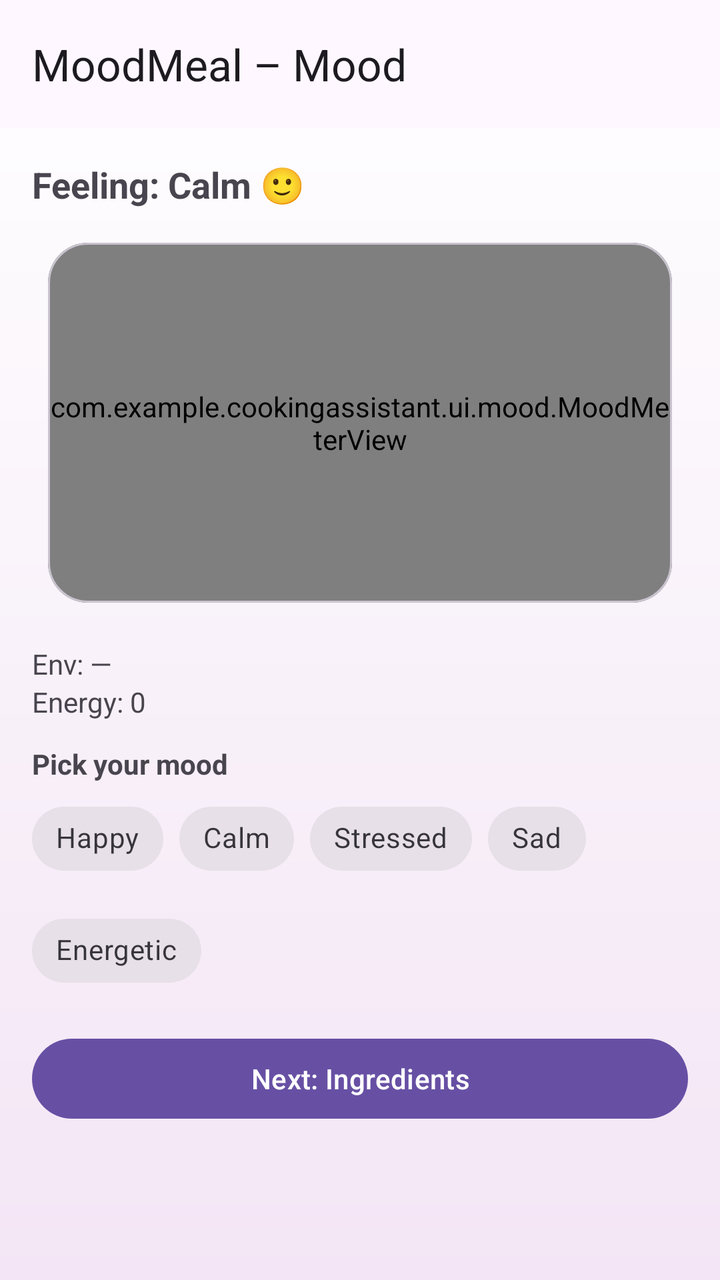
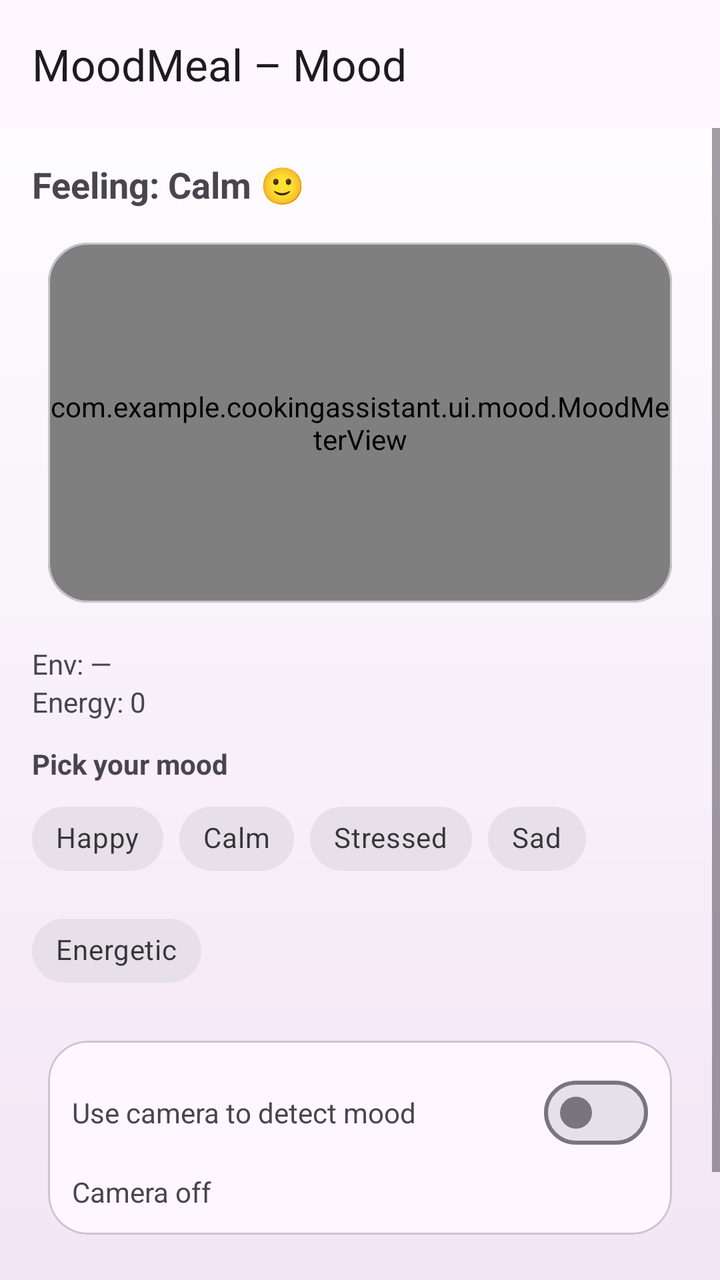

The first picture is an Android layout as it rendered before a commit; the second is the same layout after the commit. The layout source and the unified diff follow.
<!-- AndroidManifest.xml: application theme Theme.CAPro -->
<!-- res/layout/activity_mood_capture.xml -->
<?xml version="1.0" encoding="utf-8"?>
<androidx.coordinatorlayout.widget.CoordinatorLayout
    xmlns:android="http://schemas.android.com/apk/res/android"
    xmlns:app="http://schemas.android.com/apk/res-auto"
    android:layout_width="match_parent"
    android:layout_height="match_parent"
    android:background="@drawable/bg_mood_gradient">

    <com.google.android.material.appbar.MaterialToolbar
        android:id="@+id/toolbar"
        android:layout_width="match_parent"
        android:layout_height="?attr/actionBarSize"
        app:title="MoodMeal – Mood"
        android:background="?attr/colorSurface"/>

    <ScrollView
        android:layout_width="match_parent"
        android:layout_height="match_parent"
        android:paddingTop="?attr/actionBarSize">

        <LinearLayout
            android:orientation="vertical"
            android:padding="16dp"
            android:layout_width="match_parent"
            android:layout_height="wrap_content">

            
            <TextView
                android:id="@+id/txtMoodTitle"
                android:layout_width="wrap_content"
                android:layout_height="wrap_content"
                android:text="Feeling: Calm 🙂"
                android:textStyle="bold"
                android:textSize="18sp"
                android:paddingBottom="8dp"/>

            <com.google.android.material.card.MaterialCardView
                android:layout_width="match_parent"
                android:layout_height="wrap_content"
                app:cardCornerRadius="20dp"
                app:cardUseCompatPadding="true">

                <com.example.cookingassistant.ui.mood.MoodMeterView
                    android:id="@+id/moodMeter"
                    android:layout_width="match_parent"
                    android:layout_height="180dp"/>
            </com.google.android.material.card.MaterialCardView>

            <TextView
                android:id="@+id/txtEnv"
                android:layout_width="wrap_content"
                android:layout_height="wrap_content"
                android:text="Env: —"
                android:paddingTop="12dp"/>

            <TextView
                android:id="@+id/txtEnergy"
                android:layout_width="wrap_content"
                android:layout_height="wrap_content"
                android:text="Energy: 0"/>

            <TextView
                android:layout_width="match_parent"
                android:layout_height="wrap_content"
                android:text="Pick your mood"
                android:textStyle="bold"
                android:paddingTop="12dp"
                android:paddingBottom="4dp"/>

            <com.google.android.material.chip.ChipGroup
                android:id="@+id/chipsMood"
                android:layout_width="match_parent"
                android:layout_height="wrap_content"
                app:singleSelection="true"
                app:selectionRequired="true"
                app:chipSpacingHorizontal="8dp"
                app:chipSpacingVertical="8dp">

                <com.google.android.material.chip.Chip
                    android:id="@+id/chipHappy"
                    android:layout_width="wrap_content"
                    android:layout_height="wrap_content"
                    style="@style/Widget.MaterialComponents.Chip.Choice"
                    android:checkable="true"
                    android:text="Happy"/>

                <com.google.android.material.chip.Chip
                    android:id="@+id/chipCalm"
                    android:layout_width="wrap_content"
                    android:layout_height="wrap_content"
                    style="@style/Widget.MaterialComponents.Chip.Choice"
                    android:checkable="true"
                    android:text="Calm"/>

                <com.google.android.material.chip.Chip
                    android:id="@+id/chipStressed"
                    android:layout_width="wrap_content"
                    android:layout_height="wrap_content"
                    style="@style/Widget.MaterialComponents.Chip.Choice"
                    android:checkable="true"
                    android:text="Stressed"/>

                <com.google.android.material.chip.Chip
                    android:id="@+id/chipSad"
                    android:layout_width="wrap_content"
                    android:layout_height="wrap_content"
                    style="@style/Widget.MaterialComponents.Chip.Choice"
                    android:checkable="true"
                    android:text="Sad"/>

                <com.google.android.material.chip.Chip
                    android:id="@+id/chipEnergetic"
                    android:layout_width="wrap_content"
                    android:layout_height="wrap_content"
                    style="@style/Widget.MaterialComponents.Chip.Choice"
                    android:checkable="true"
                    android:text="Energetic"/>
            </com.google.android.material.chip.ChipGroup>

            <com.google.android.material.button.MaterialButton
                android:id="@+id/btnNext"
                android:layout_width="match_parent"
                android:layout_height="wrap_content"
                android:text="Next: Ingredients"
                android:layout_marginTop="16dp"/>
        </LinearLayout>
    </ScrollView>
</androidx.coordinatorlayout.widget.CoordinatorLayout>
<!-- resources referenced by this layout -->
<resources>
  <!-- drawable bg_mood_gradient (drawable) -->
  <?xml version="1.0" encoding="utf-8"?>
  <shape xmlns:android="http://schemas.android.com/apk/res/android">
      <gradient
          android:type="linear"
          android:angle="90"
          android:startColor="#FFF3E5F5"
          android:endColor="#FFFFFFFF"/>
  </shape>
  <style name="Theme.CAPro" parent="Theme.Material3.DayNight.NoActionBar">
          <item name="android:statusBarColor">@android:color/transparent</item>
      </style>
</resources>

<!-- the commit's change to res/layout/activity_mood_capture.xml (unified diff, before → after) -->
@@ -34,6 +34,7 @@
                 android:textSize="18sp"
                 android:paddingBottom="8dp"/>
 
+            
             <com.google.android.material.card.MaterialCardView
                 android:layout_width="match_parent"
                 android:layout_height="wrap_content"
@@ -59,6 +60,7 @@
                 android:layout_height="wrap_content"
                 android:text="Energy: 0"/>
 
+            
             <TextView
                 android:layout_width="match_parent"
                 android:layout_height="wrap_content"
@@ -117,6 +119,54 @@
                     android:text="Energetic"/>
             </com.google.android.material.chip.ChipGroup>
 
+            
+            <com.google.android.material.card.MaterialCardView
+                android:layout_width="match_parent"
+                android:layout_height="wrap_content"
+                android:layout_marginTop="12dp"
+                app:cardCornerRadius="20dp"
+                app:cardUseCompatPadding="true">
+
+                <LinearLayout
+                    android:layout_width="match_parent"
+                    android:layout_height="wrap_content"
+                    android:orientation="vertical"
+                    android:padding="12dp">
+
+                    <LinearLayout
+                        android:layout_width="match_parent"
+                        android:layout_height="wrap_content"
+                        android:orientation="horizontal"
+                        android:gravity="center_vertical">
+
+                        <TextView
+                            android:layout_width="0dp"
+                            android:layout_height="wrap_content"
+                            android:layout_weight="1"
+                            android:text="Use camera to detect mood"/>
+
+                        <com.google.android.material.materialswitch.MaterialSwitch
+                            android:id="@+id/switchCamera"
+                            android:layout_width="wrap_content"
+                            android:layout_height="wrap_content"/>
+                    </LinearLayout>
+
+                    <androidx.camera.view.PreviewView
+                        android:id="@+id/previewView"
+                        android:layout_width="match_parent"
+                        android:layout_height="220dp"
+                        android:layout_marginTop="8dp"
+                        android:visibility="gone"/>
+
+                    <TextView
+                        android:id="@+id/txtCamStatus"
+                        android:layout_width="match_parent"
+                        android:layout_height="wrap_content"
+                        android:text="Camera off"
+                        android:paddingTop="6dp"/>
+                </LinearLayout>
+            </com.google.android.material.card.MaterialCardView>
+
             <com.google.android.material.button.MaterialButton
                 android:id="@+id/btnNext"
                 android:layout_width="match_parent"
